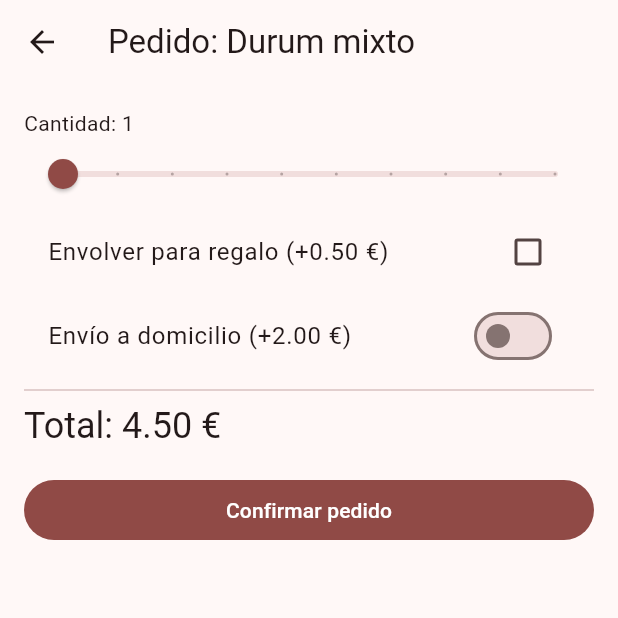
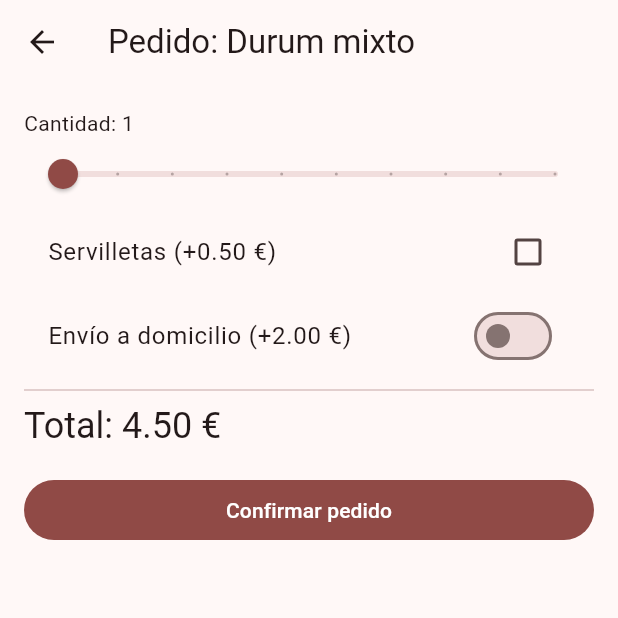
Before and after one commit to AlexN124-B/Sprint1ProgramacionMultimedia-dart-, a Flutter app: the PedidoScreen screen opened directly with sample values from the repository, on a phone screen of 412 x 824 dp, the top half of it. Run offline on Flutter 3.47's test engine with Material 3 defaults, Android fonts, the phone set to English and light mode, and no system bars.

Commit message:
Solucionando problema de coherencia de la app y dejando listo pedido_screen

```diff
--- a/lib/screens/detalle_screen.dart
+++ b/lib/screens/detalle_screen.dart
@@ -26,7 +26,7 @@ class DetalleScreen extends StatelessWidget{
             FilledButton.icon(
               onPressed: () => Navigator.push(
                 context,
-                MaterialPageRoute(builder: (_) => PedidoScreen(producto: producto)),
+                MaterialPageRoute(builder: (_) => PedidoScreen(producto: _producto)),
               ),
               icon: const Icon(Icons.shopping_basket),
               label: const Text('Hacer pedido'),
--- a/lib/screens/pedido_screen.dart
+++ b/lib/screens/pedido_screen.dart
@@ -13,13 +13,13 @@ class PedidoScreen extends StatefulWidget{
 
 class _PedidoScreen extends State<PedidoScreen>{
   double _cantidad = 1;
-  bool _regalo = false;
+  bool _servilletas = false;
   bool _domicilio = false;
 
 
   double get _total {
     double total = widget.producto.precio * _cantidad;
-    if (_regalo) total = total + 0.50;
+    if (_servilletas) total = total + 0.50;
     if (_domicilio) total = total + 2.0 ;
     return total;
   }
@@ -65,9 +65,9 @@ class _PedidoScreen extends State<PedidoScreen>{
             onChanged: (v) => setState(() => _cantidad = v),
           ),
           CheckboxListTile(
-            title: const Text('Envolver para regalo (+0.50 €)'),
-            value: _regalo,
-            onChanged: (v) => setState(() => _regalo = v ?? false),
+            title: const Text('Servilletas (+0.50 €)'),
+            value: _servilletas,
+            onChanged: (v) => setState(() => _servilletas = v ?? false),
           ),
           SwitchListTile(
             title: const Text('Envío a domicilio (+2.00 €)'),
```
